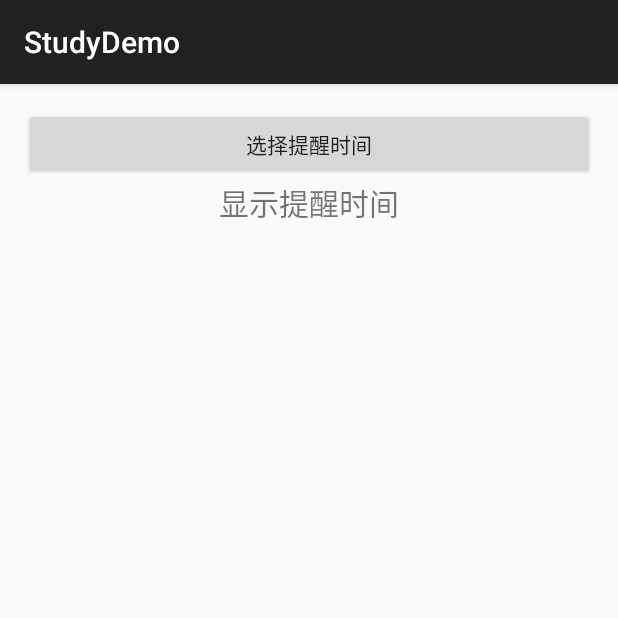
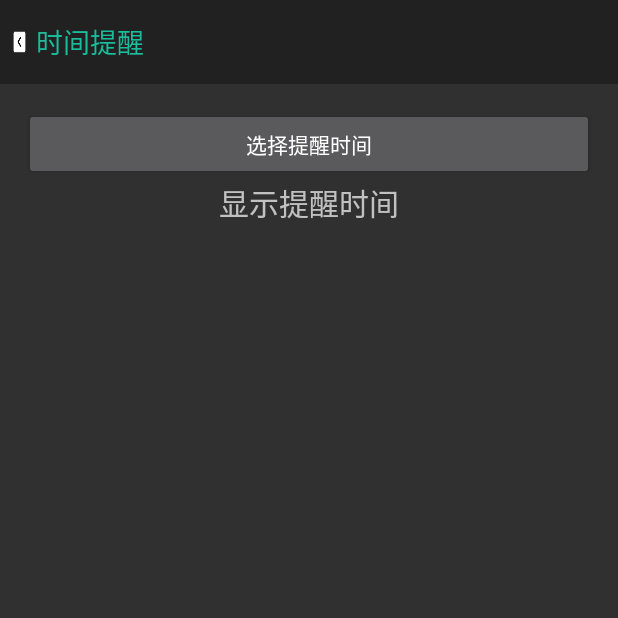
Before and after one commit to DengHuiJun/AndroidTranningDemo, an Android app: the TimeRemindActivity screen opened directly, with no data from a screen before it, on a phone screen of 412 x 824 dp, the top half of it. Run offline under Robolectric (Android 15) with nearby library versions, the phone set to English and light mode, and no system bars; our stand-ins replace ButterKnife.

Commit message:
添加基类，自定义toolbar方案

```diff
--- a/app/src/main/AndroidManifest.xml
+++ b/app/src/main/AndroidManifest.xml
@@ -23,7 +23,7 @@
         android:allowBackup="true"
         android:icon="@mipmap/ic_launcher"
         android:label="@string/app_name"
-        android:theme="@style/AppTheme">
+        android:theme="@style/BaseTheme">
         <uses-library android:name="android.test.runner" />
 
         <activity
--- /dev/null
+++ b/app/src/main/java/com/zero/androidtranningdemo/BaseActionBarActivity.java
@@ -0,0 +1,243 @@
+package com.zero.androidtranningdemo;
+
+import android.content.Context;
+import android.graphics.drawable.Drawable;
+import android.os.Bundle;
+import android.support.annotation.LayoutRes;
+import android.support.annotation.Nullable;
+import android.support.v4.content.ContextCompat;
+import android.support.v4.view.MenuItemCompat;
+import android.support.v7.app.ActionBar;
+import android.support.v7.app.AppCompatActivity;
+import android.support.v7.widget.Toolbar;
+import android.view.LayoutInflater;
+import android.view.Menu;
+import android.view.MenuItem;
+import android.view.View;
+import android.view.Window;
+import android.widget.FrameLayout;
+import android.widget.ImageView;
+import android.widget.TextView;
+
+/**
+ * Created by zero on 17-4-6.
+ */
+
+public abstract class BaseActionBarActivity extends AppCompatActivity {
+
+    private final static int MENU_ITEM_ID_RIGHT = Menu.FIRST + 99;
+
+    protected LayoutInflater mInflater;
+
+    private TextView mTitleTv;
+
+    private CharSequence mMenuText = "";
+    private Drawable mMenuIconDrawable;
+    private boolean mVisible = false;
+    private boolean mEnabled = true;
+    private boolean mWithText = false;
+
+    protected Context mContext;
+
+    @Override
+    protected void onCreate(@Nullable Bundle savedInstanceState) {
+        super.onCreate(savedInstanceState);
+        mContext = this;
+        mInflater = getLayoutInflater();
+    }
+
+    @Override
+    public void setContentView(@LayoutRes int layoutResID) {
+        // 1. 清空内容
+        FrameLayout contentLayout = (FrameLayout) findViewById(Window.ID_ANDROID_CONTENT);
+        if (contentLayout != null) {
+            contentLayout.removeAllViews();
+        }
+
+        if (hasActionBar()) {
+            View contentView = mInflater.inflate(layoutResID, null);
+            if (contentView != null) {
+                setContentView(contentView);
+                return;
+            }
+        }
+
+        super.setContentView(layoutResID);
+    }
+
+    @Override
+    public void setContentView(View view) {
+        View contentView = view;
+        if (hasActionBar() && view.findViewById(R.id.toolbar) == null) {
+            // 自动添加默认的ActionBar
+            View root = mInflater.inflate(R.layout.activity_base, null);
+            ((FrameLayout) root.findViewById(R.id.activity_content)).addView(view);
+            contentView = root;
+        }
+        super.setContentView(contentView);
+        initToolbar();
+    }
+
+    protected void initToolbar() {
+        if (hasActionBar()) {
+            Toolbar toolbar = (Toolbar) findViewById(R.id.toolbar);
+            if (toolbar != null) {
+                setSupportActionBar(toolbar);
+                int layoutRes = getCustomToolbar();
+                if (layoutRes != 0) {
+                    // 支持自定义Toolbar
+                    toolbar.removeAllViews();
+                    View customView = mInflater.inflate(layoutRes, toolbar);
+                    if (customView != null) {
+                        setupCustomToolbar();
+                    }
+                }
+
+                final ActionBar actionBar = getSupportActionBar();
+                View navView = toolbar.findViewById(R.id.up);
+                if (navView != null) {
+                    actionBar.setDisplayShowHomeEnabled(false);
+                    navView.setOnClickListener(new View.OnClickListener() {
+                        @Override
+                        public void onClick(View v) {
+                            try {
+                                onBackPressed();
+                            } catch (Exception e) {
+                                // TODO 日志采集
+                            }
+                        }
+                    });
+                }
+                mTitleTv = (TextView) toolbar.findViewById(R.id.toolbar_title);
+                if (mTitleTv != null) {
+                    actionBar.setDisplayShowTitleEnabled(false);
+                }
+
+                ImageView backIv = (ImageView) toolbar.findViewById(R.id.actionbar_back_iv);
+                if (backIv != null) {
+                    setupToolbarBackIv(backIv);
+                }
+                setupToolbar(toolbar);
+            }
+        }
+
+    }
+
+    protected void setupCustomToolbar() {
+
+    }
+
+    protected void setupToolbar(Toolbar toolbar) {
+
+    }
+
+    protected void setupToolbarBackIv(ImageView backIv) {
+
+    }
+
+    protected int getCustomToolbar() {
+        return 0;
+    }
+
+    /**
+     * 默认带ActionBar
+     *
+     * @return
+     */
+    protected boolean hasActionBar() {
+        return true;
+    }
+
+
+    public void setTitleText(CharSequence text) {
+        if (mTitleTv != null) {
+            mTitleTv.setText(text);
+        } else {
+            final ActionBar bar = getSupportActionBar();
+            if (bar != null) {
+                bar.setTitle(text);
+            }
+        }
+    }
+
+    @Override
+    public boolean onCreateOptionsMenu(Menu menu) {
+        MenuItem rightMenuItem = menu.add(0, MENU_ITEM_ID_RIGHT, 0, mMenuText);
+        if (mMenuIconDrawable != null) {
+            // TODO 点击变色
+//            DrawableUtil.setMenuTintIcon(rightMenuItem,mMenuIconDrawable);
+        }
+        rightMenuItem.setEnabled(mEnabled);
+        if (mWithText) {
+            MenuItemCompat.setShowAsAction(rightMenuItem, MenuItemCompat.SHOW_AS_ACTION_ALWAYS | MenuItemCompat.SHOW_AS_ACTION_WITH_TEXT);
+        } else {
+            MenuItemCompat.setShowAsAction(rightMenuItem, MenuItemCompat.SHOW_AS_ACTION_ALWAYS);
+        }
+        return true;
+    }
+
+    @Override
+    public boolean onPrepareOptionsMenu(Menu menu) {
+        super.onPrepareOptionsMenu(menu);
+        MenuItem rightMenuItem = menu.findItem(MENU_ITEM_ID_RIGHT);
+        if (rightMenuItem != null) {
+            rightMenuItem.setEnabled(mEnabled);
+            rightMenuItem.setVisible(mVisible);
+        }
+        return true;
+    }
+
+    @Override
+    public boolean onOptionsItemSelected(MenuItem item) {
+        int itemId = item.getItemId();
+        boolean consume = true;
+        switch (itemId) {
+            case MENU_ITEM_ID_RIGHT:
+                onRightMenuClick(item);
+                break;
+            default:
+                consume = super.onOptionsItemSelected(item);
+                break;
+        }
+        return consume;
+    }
+
+    protected void setRighMenuVisible(boolean visible) {
+        mVisible = visible;
+        supportInvalidateOptionsMenu();
+    }
+
+    protected void setRightMenuText(CharSequence text) {
+        mMenuText = text;
+        if (!mVisible) {
+            mVisible = true;
+        }
+        supportInvalidateOptionsMenu();
+    }
+
+    protected void setRightMenuIcon(int iconRes) {
+        setRightMenuIcon(ContextCompat.getDrawable(mContext, iconRes));
+    }
+
+    protected void setRightMenuIcon(Drawable iconDrawable) {
+        mMenuIconDrawable = iconDrawable;
+        if (!mVisible) {
+            mVisible = true;
+        }
+        supportInvalidateOptionsMenu();
+    }
+
+    protected void setRightMenuEnabled(boolean enabled) {
+        mEnabled = enabled;
+        supportInvalidateOptionsMenu();
+    }
+
+    protected void onRightMenuClick(MenuItem item) {
+
+    }
+
+    protected void setRightMenuWithText(boolean withText) {
+        mWithText = withText;
+        supportInvalidateOptionsMenu();
+    }
+}
--- a/app/src/main/java/com/zero/androidtranningdemo/activities/TimeRemindActivity.java
+++ b/app/src/main/java/com/zero/androidtranningdemo/activities/TimeRemindActivity.java
@@ -1,9 +1,9 @@
 package com.zero.androidtranningdemo.activities;
 
-import android.support.v7.app.AppCompatActivity;
 import android.os.Bundle;
 import android.widget.TextView;
 
+import com.zero.androidtranningdemo.BaseActionBarActivity;
 import com.zero.androidtranningdemo.R;
 import com.zero.androidtranningdemo.fragment.TimePickDialogFragment;
 
@@ -11,7 +11,7 @@ import butterknife.Bind;
 import butterknife.ButterKnife;
 import butterknife.OnClick;
 
-public class TimeRemindActivity extends AppCompatActivity {
+public class TimeRemindActivity extends BaseActionBarActivity {
 
     @Bind(R.id.remind_time_tv)
     TextView timeTv;
@@ -22,6 +22,7 @@ public class TimeRemindActivity extends AppCompatActivity {
         setContentView(R.layout.activity_time_remind);
         ButterKnife.bind(this);
 
+        setTitleText("时间提醒");
 
     }
 
--- /dev/null
+++ b/app/src/main/res/layout/activity_base.xml
@@ -0,0 +1,16 @@
+<?xml version="1.0" encoding="utf-8"?>
+<LinearLayout xmlns:android="http://schemas.android.com/apk/res/android"
+    android:orientation="vertical"
+    android:layout_width="match_parent"
+    android:layout_height="match_parent">
+
+    <include
+        layout="@layout/default_toolbar_layout"/>
+
+    <FrameLayout
+        android:id="@+id/activity_content"
+        android:layout_width="match_parent"
+        android:layout_height="0dip"
+        android:layout_weight="1.0"/>
+
+</LinearLayout>
--- /dev/null
+++ b/app/src/main/res/layout/default_toolbar_layout.xml
@@ -0,0 +1,45 @@
+<?xml version="1.0" encoding="utf-8"?>
+<android.support.v7.widget.Toolbar xmlns:android="http://schemas.android.com/apk/res/android"
+    xmlns:app="http://schemas.android.com/apk/res-auto"
+    android:id="@id/toolbar"
+    android:layout_width="match_parent"
+    android:layout_height="?attr/actionBarSize"
+    android:background="?attr/colorPrimary"
+    android:minHeight="?attr/actionBarSize"
+    android:theme="@style/ThemeOverlay.AppCompat.Dark.ActionBar"
+    android:gravity="center_vertical"
+    app:popupTheme="@style/ThemeOverlay.AppCompat.Light"
+    app:contentInsetStart="0dip"
+    app:contentInsetLeft="0dip"
+    app:contentInsetEnd="0dip">
+
+    <LinearLayout
+        android:id="@id/up"
+        android:layout_width="wrap_content"
+        android:layout_height="?attr/actionBarSize"
+        android:layout_gravity="left|center_vertical"
+        android:gravity="left|center_vertical"
+        android:orientation="horizontal"
+        android:clickable="true"
+        android:paddingLeft="8dip"
+        android:paddingRight="8dip">
+
+        <ImageView
+            android:id="@+id/actionbar_back_iv"
+            android:visibility="visible"
+            style="@style/custom_action_bar_back_iv" />
+
+        <TextView
+            android:id="@id/toolbar_title"
+            style="?attr/titleTextAppearance"
+            android:layout_width="wrap_content"
+            android:layout_height="wrap_content"
+            android:duplicateParentState="true"
+            android:ellipsize="end"
+            android:singleLine="true"
+            android:text="返回"
+            android:layout_marginLeft="6dip"
+            android:textSize="18.0sp"
+            android:textColor="@color/title_bar_btn_bg" />
+    </LinearLayout>
+</android.support.v7.widget.Toolbar>
--- /dev/null
+++ b/app/src/main/res/values/ids.xml
@@ -0,0 +1,5 @@
+<?xml version="1.0" encoding="utf-8"?>
+<resources>
+    <item type="id" name="toolbar" />
+    <item type="id" name="toolbar_title" />
+</resources>
--- a/app/src/main/res/values/styles.xml
+++ b/app/src/main/res/values/styles.xml
@@ -1,7 +1,7 @@
 <resources>
 
     <!-- Base application theme. -->
-    <style name="AppTheme" parent="Theme.AppCompat.Light.DarkActionBar">
+    <style name="BaseTheme" parent="Theme.AppCompat.NoActionBar">
         <!-- Customize your theme here. -->
     </style>
 
@@ -12,4 +12,14 @@
         <!-- <item name="android:windowIsTranslucent">true</item> --> <!-- 透明背景不要了 -->
     </style>
 
+    <style name="custom_action_bar_back_iv">
+        <item name="android:layout_width">10dip</item>
+        <item name="android:layout_height">17dip</item>
+        <item name="android:layout_gravity">center_vertical</item>
+        <item name="android:duplicateParentState">true</item>
+        <item name="android:scaleType">fitXY</item>
+        <item name="android:src">@mipmap/ic_back</item>
+        <item name="android:visibility">gone</item>
+    </style>
+
 </resources>
```
Also changed, not shown: app/src/main/ic_back-web.png (added), app/src/main/res/mipmap-hdpi/ic_back.png (added), app/src/main/res/mipmap-mdpi/ic_back.png (added), app/src/main/res/mipmap-xhdpi/ic_back.png (added), app/src/main/res/mipmap-xxhdpi/ic_back.png (added), app/src/main/res/mipmap-xxxhdpi/ic_back.png (added), 3 other files.
